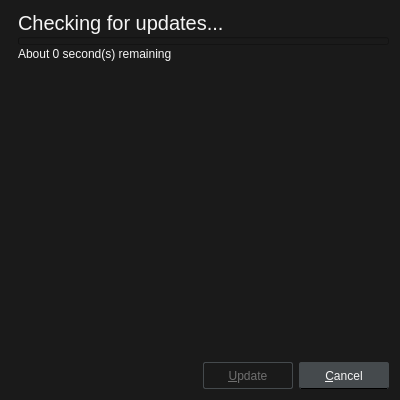
The window that src/ui/updatedialog.ui (u8sand/Baka-MPlayer) describes before a commit, drawn with Qt 5.
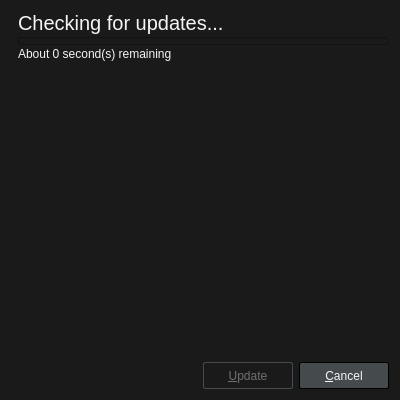
The same window after the commit. Icons and pictures are not drawn.

Patch:
```diff
--- a/src/ui/updatedialog.ui
+++ b/src/ui/updatedialog.ui
@@ -24,8 +24,7 @@
 
 QPushButton {
 	background: #454A4D;
-	border: 1px solid #454A4D;
-	border-bottom: 1px solid black;
+	border: 1px solid #000;
 	border-radius: 2px;
 	color: whitesmoke;
 	min-width: 76px;
```
